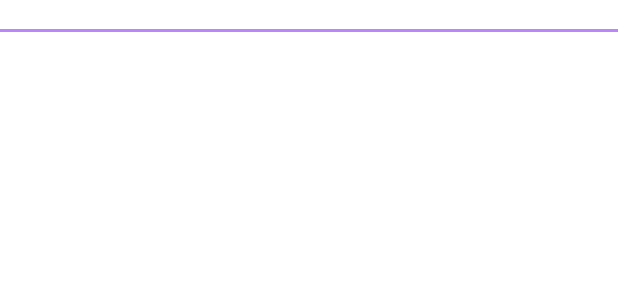
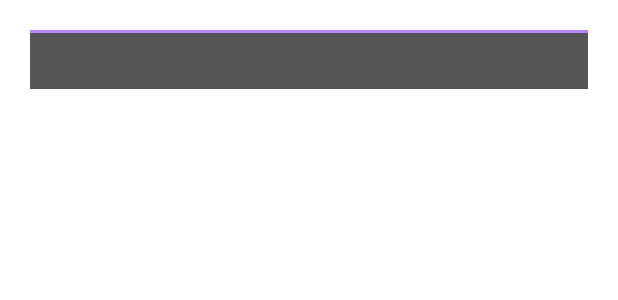
Before and after one commit to vinothpsv/flickr_accionlabs, an Android app: the layout photo_recyclerview.xml on its own in the app's theme, with its tools: preview values and no code run, on a phone screen of 412 x 824 dp. Shown: the top 300 px of the screen. Run offline under Robolectric (Android 15) with nearby library versions, the phone set to English and light mode, and no system bars.

Commit message:
Displaying text on a image view

```diff
--- a/app/src/main/java/com/vinoth/dataclass/PhotoResponse.kt
+++ b/app/src/main/java/com/vinoth/dataclass/PhotoResponse.kt
@@ -6,5 +6,8 @@ data class PhotoResponse(
     val secret: String,
     val server: String,
     val farm: Int,
-    val title: String
+    val title: String,
+    val ispublic: Int,
+    val isfriend: Int,
+    val isfamily: Int,
 )
--- a/app/src/main/java/com/vinoth/dataclass/PhotosMetaData.kt
+++ b/app/src/main/java/com/vinoth/dataclass/PhotosMetaData.kt
@@ -2,5 +2,8 @@ package com.vinoth.dataclass
 
 data class PhotosMetaData(
     val page: Int,
-    val photo: List<PhotoResponse>
+    val pages: Int,
+    val perpage: Int,
+    val total: Int,
+    val photo: List<PhotoResponse>,
 )
--- a/app/src/main/java/com/vinoth/dataclass/PhotosSearchResponse.kt
+++ b/app/src/main/java/com/vinoth/dataclass/PhotosSearchResponse.kt
@@ -1,5 +1,6 @@
 package com.vinoth.dataclass
 
 data class PhotosSearchResponse(
-    val photos: PhotosMetaData
+    val photos: PhotosMetaData,
+    val stat: String
 )
--- a/app/src/main/java/com/vinoth/network/Api.kt
+++ b/app/src/main/java/com/vinoth/network/Api.kt
@@ -11,6 +11,9 @@ interface Api {
     fun searchImages(
         @Query(value = "text")
         searchTerm: String,
+
+        @Query(value = "page")
+        page: Int,
     ): Call<PhotosSearchResponse>
 
     companion object {
--- a/app/src/main/res/layout/photo_recyclerview.xml
+++ b/app/src/main/res/layout/photo_recyclerview.xml
@@ -4,22 +4,36 @@
     android:layout_width="wrap_content"
     android:layout_height="wrap_content">
 
-    <TextView
-        android:id="@+id/textView"
-        android:layout_width="wrap_content"
+    <FrameLayout
+        android:layout_width="match_parent"
         android:layout_height="wrap_content"
-        android:textAlignment="center"
+        android:layout_margin="20dp"
         app:layout_constraintEnd_toEndOf="parent"
         app:layout_constraintStart_toStartOf="parent"
-        app:layout_constraintTop_toTopOf="parent" />
+        app:layout_constraintTop_toTopOf="parent">
 
         <ImageView
             android:id="@+id/imageView"
             android:layout_width="wrap_content"
             android:layout_height="wrap_content"
+            android:scaleType="center"
             app:layout_constraintEnd_toEndOf="parent"
             app:layout_constraintStart_toStartOf="parent"
             app:layout_constraintTop_toBottomOf="@+id/textView" />
+
+        <TextView
+            android:id="@+id/textView"
+            android:layout_width="match_parent"
+            android:layout_height="wrap_content"
+            android:layout_gravity="center_horizontal|bottom"
+            android:background="#AA000000"
+            android:gravity="center"
+            android:padding="10dp"
+            android:textAlignment="center"
+            android:textColor="#ffffffff"
+            app:layout_constraintEnd_toEndOf="parent"
+            app:layout_constraintStart_toStartOf="parent"
+            app:layout_constraintTop_toTopOf="parent" />
 
         <View
             android:layout_width="match_parent"
@@ -28,4 +42,5 @@
             app:layout_constraintEnd_toEndOf="parent"
             app:layout_constraintStart_toStartOf="parent"
             app:layout_constraintTop_toBottomOf="@+id/imageView" />
+    </FrameLayout>
 </androidx.constraintlayout.widget.ConstraintLayout>
```
Also changed, not shown: app/src/main/java/com/vinoth/flickrphotoapp/MainActivity.kt (+13 -4 lines), app/src/main/java/com/vinoth/flickrphotoapp/PhotoAdapter.kt (+6 -1 lines), app/src/main/java/com/vinoth/viewmodel/PhotoViewModel.kt (+5 -3 lines). Lines whose indentation alone changed are shown as unchanged.
